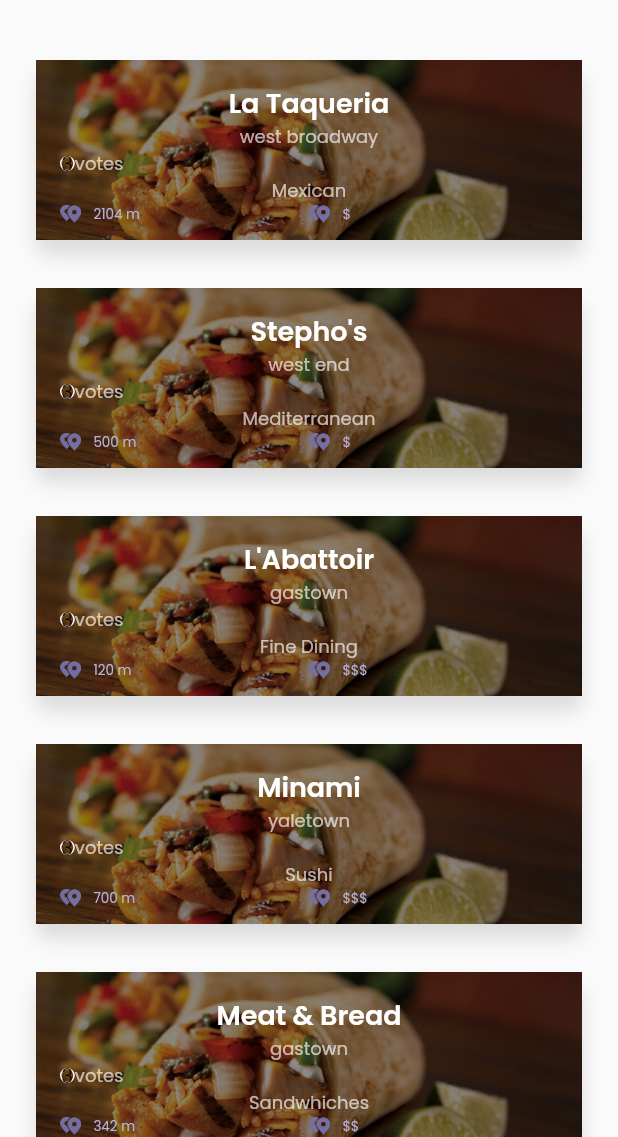
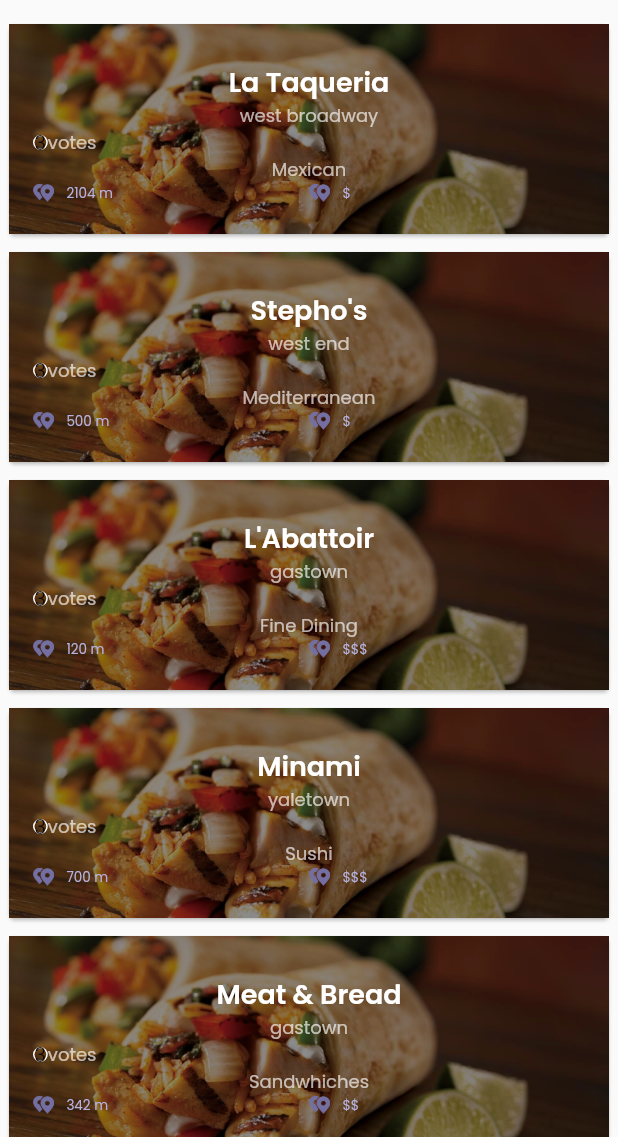
Before and after one commit to dayvauld/feed_me, a Flutter app: the screen it shows after launch, on a phone screen of 412 x 824 dp, the part 99-1236 px from its top. Run offline on Flutter 3.47's test engine with Material 2 defaults, Android fonts, the phone set to English and light mode, and no system bars.

Commit message:
Modified list items to use Card widget.

```diff
--- a/lib/ui/home/HomePageBody.dart
+++ b/lib/ui/home/HomePageBody.dart
@@ -12,7 +12,7 @@ class HomePageBody extends StatelessWidget {
           scrollDirection: Axis.vertical,
           slivers: <Widget>[
             new SliverPadding(
-              padding: const EdgeInsets.symmetric(vertical: 24.0),
+              padding: const EdgeInsets.symmetric(vertical: 10.0),
               sliver: new SliverFixedExtentList(
                 itemExtent: 152.0,
                 delegate: new SliverChildBuilderDelegate(
--- a/lib/ui/home/RestaurantCard.dart
+++ b/lib/ui/home/RestaurantCard.dart
@@ -134,21 +134,8 @@ class RestaurantCard extends StatelessWidget {
         ),
       );
 
-      final restaurantItem = new Container(
-        child: new Stack(children: <Widget>[restaurantThumbnail,restaurantThumbnailOverlay,restaurantCardContent,],),
-        height: 124.0,
-        margin: new EdgeInsets.only(left: 0.0),
-        decoration: new BoxDecoration(
-          shape: BoxShape.rectangle,
-          borderRadius: new BorderRadius.circular(8.0),
-          boxShadow: <BoxShadow>[
-            new BoxShadow(
-              color: Colors.black12,
-              blurRadius: 10.0,
-              offset: new Offset(0.0, 10.0),
-            ),
-          ],
-        ),
+      final restaurantItem = new Card(
+        child: new Stack(children: <Widget>[restaurantThumbnail,restaurantThumbnailOverlay,restaurantCardContent,],)
       );
 
 //      return new Container(
@@ -172,8 +159,8 @@ class RestaurantCard extends StatelessWidget {
           child: new Container(
             height: 120.0,
             margin: const EdgeInsets.symmetric(
-              vertical: 16.0,
-              horizontal: 24.0,
+              vertical: 2.0,
+              horizontal: 2.0,
             ),
             child: new Stack(
               children: <Widget>[
```
